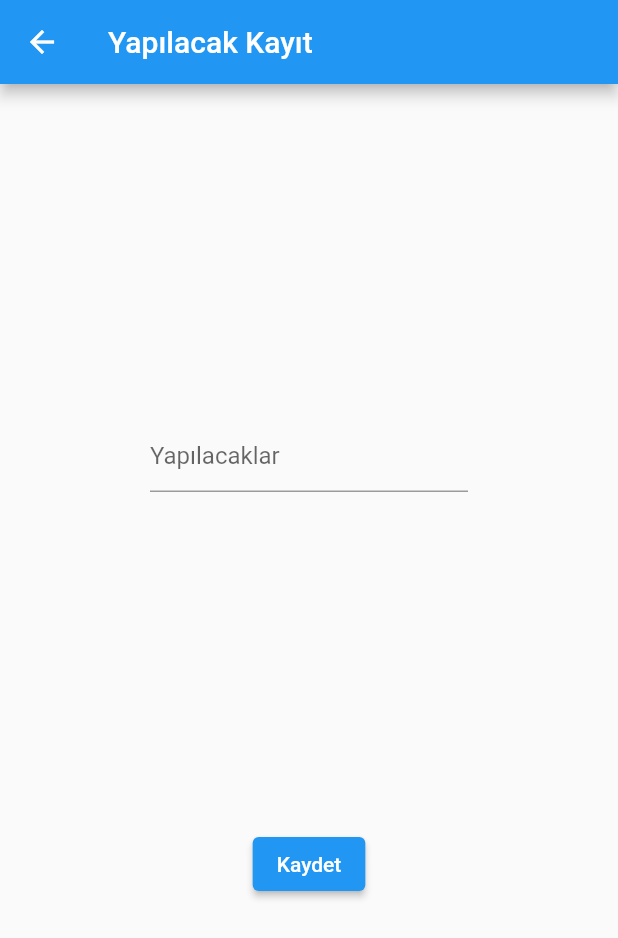
After one commit to HopeCoding/FlutterBootCamp, a Flutter app: the screen it shows after launch, after a tap on the "search" icon, after a tap on the "add" icon, on a phone screen of 412 x 824 dp. The commit adds this screen. Shown: the top 938 px of the screen. Run offline on Flutter 3.47's test engine with Material 2 defaults, Android fonts, the phone set to English and light mode, and no system bars; our stand-ins replace flutter_bloc, math_expressions, sqflite; accounts and stored records are empty; network calls fail; statements that could not run were skipped.

Commit message:
Homework 7 toDo uygulaması

```diff
--- /dev/null
+++ b/lib/homeworks/h6/data/entity/yapilacaklar.dart
@@ -0,0 +1,7 @@
+class toDos{
+
+  int id;
+  String name;
+
+  toDos({required this.id,required this.name});
+}
--- /dev/null
+++ b/lib/homeworks/h6/data/sqlite/db_toDo.dart
@@ -0,0 +1,29 @@
+import 'dart:io';
+import 'dart:typed_data';
+
+import 'package:flutter/services.dart';
+import 'package:path/path.dart';
+import 'package:sqflite/sqflite.dart';
+
+class DbToDos {
+
+  // Veritabanı vb diye kısalttık
+  static final String dbAdi = "yapilacaklar.sqlite";
+
+  static Future<Database> dbErisim() async{
+    String dbYolu = join(await getDatabasesPath(),dbAdi);
+
+    if(await databaseExists(dbYolu)){
+      print("Veritabanı zaten var.");
+    }else{
+      ByteData data = await rootBundle.load("veritabanı/yapilacaklar.sqlite");
+      List<int> bytes = data.buffer.asUint8List(data.offsetInBytes,data.lengthInBytes);
+      await File(dbYolu).writeAsBytes(bytes,flush: true);
+      print("Veritabanı kopyalandı.");
+    }
+
+    return openDatabase(dbYolu);
+
+  }
+
+}
--- /dev/null
+++ b/lib/homeworks/h6/ui/cubit/toDo_detail_cubit.dart
@@ -0,0 +1,13 @@
+import 'package:dart_lessons/homeworks/h6/data/repo/yapilacakdao_repo.dart';
+import 'package:flutter_bloc/flutter_bloc.dart';
+
+class toDoDetailCubit extends Cubit<void>{
+
+  toDoDetailCubit():super(0);
+
+  var tdRepo=toDosRepo();
+
+  Future<void> update(int id,String name)async{
+    await tdRepo.update(id,name);
+  }
+}
--- /dev/null
+++ b/lib/homeworks/h6/ui/cubit/toDo_mainpage_cubit.dart
@@ -0,0 +1,35 @@
+import 'package:dart_lessons/homeworks/h6/data/entity/yapilacaklar.dart';
+import 'package:flutter_bloc/flutter_bloc.dart';
+
+import '../../data/repo/yapilacakdao_repo.dart';
+
+class MainPageToDoCubit extends Cubit<List<toDos>> {
+
+
+  MainPageToDoCubit() :super(<toDos>[]);
+
+  var tdrepo = toDosRepo();
+
+  Future<void> refresh() async {
+
+    var liste = await tdrepo.refresh();
+
+    emit(liste);
+
+  }
+
+  Future<void> search(String aranan) async {
+    var liste = await tdrepo.search(aranan);
+
+    emit(liste);
+
+  }
+
+  Future <void> delete(int id) async{
+    await tdrepo.delete(id);
+
+    await refresh();
+
+  }
+
+}
--- /dev/null
+++ b/lib/homeworks/h6/ui/cubit/toDo_regist_cubit.dart
@@ -0,0 +1,14 @@
+import 'package:dart_lessons/homeworks/h6/data/repo/yapilacakdao_repo.dart';
+import 'package:flutter_bloc/flutter_bloc.dart';
+
+class toDoRegistCubit extends Cubit<void>{
+
+  toDoRegistCubit():super(0);
+
+  var tdrepo=toDosRepo();
+
+  Future<void> save(String name) async {
+    await tdrepo.save(name);
+  }
+
+}
--- /dev/null
+++ b/lib/homeworks/h6/ui/screen/toDo_mainpage.dart
@@ -0,0 +1,125 @@
+import 'package:dart_lessons/homeworks/h6/data/entity/yapilacaklar.dart';
+import 'package:dart_lessons/homeworks/h6/ui/cubit/toDo_mainpage_cubit.dart';
+import 'package:dart_lessons/homeworks/h6/ui/screen/toDo_detail.dart';
+import 'package:dart_lessons/homeworks/h6/ui/screen/toDo_regist.dart';
+import 'package:flutter/material.dart';
+import 'package:flutter_bloc/flutter_bloc.dart';
+
+class MainpagetoDo extends StatefulWidget {
+  const MainpagetoDo({Key? key}) : super(key: key);
+
+  @override
+  State<MainpagetoDo> createState() => _MainpagetoDoState();
+}
+
+class _MainpagetoDoState extends State<MainpagetoDo> {
+
+  bool searchInActive= false;
+
+  @override
+  void initState() {
+    super.initState();
+    context.read<MainPageToDoCubit>().refresh();
+  }
+
+  @override
+  Widget build(BuildContext context) {
+    return Scaffold(
+      appBar: AppBar(
+        title: searchInActive
+            ? TextField(
+          decoration:
+          const InputDecoration(hintText: "Aramak için yazınız"),
+          onChanged: (searchData) {
+            context.read<MainPageToDoCubit>().search(searchData);
+          },
+        )
+            : const Text("Yapılacaklar"),
+        actions: [
+          searchInActive
+              ? IconButton(
+              onPressed: () {
+                setState(() {
+                  searchInActive = false;
+                  context.read<MainPageToDoCubit>().refresh();
+                });
+              },
+              icon: const Icon(Icons.clear))
+              : IconButton(
+              onPressed: () {
+                setState(() {
+                  searchInActive = true;
+                });
+              },
+              icon: const Icon(Icons.search)),
+        ],
+      ),
+      body: BlocBuilder<MainPageToDoCubit, List<toDos>>(
+        builder: (context, toDoList) {
+          if (toDoList.isNotEmpty) {
+            return ListView.builder(
+              itemCount: toDoList.length,
+              itemBuilder: (context, index) {
+                var toDo = toDoList[index];
+                return GestureDetector(
+                  onTap: () {
+                    Navigator.push(
+                        context,
+                        MaterialPageRoute(
+                            builder: (context) => ToDoDetailPage(
+                                toDo: toDo,))).then((value)
+                    { context.read<MainPageToDoCubit>().refresh(); });
+                  },
+                  child: Card(
+                    child: Row(
+                      children: [
+                        Padding(
+                          padding: const EdgeInsets.all(8.0),
+                          child: Text("${toDo.name}"),
+                        ),
+                        Spacer(),
+                        IconButton(
+                            onPressed: () {
+                              ScaffoldMessenger.of(context).showSnackBar(
+                                SnackBar(
+                                  content: Text("${toDo.name} silinsin mi ?"),
+                                  action: SnackBarAction(
+                                    label: "Evet",
+                                    onPressed: () {
+                                      context
+                                          .read<MainPageToDoCubit>()
+                                          .delete(toDo.id);
+                                    },
+                                  ),
+                                ),
+                              );
+                            },
+                            icon: Icon(
+                              Icons.delete_outline,
+                              color: Colors.black54,
+                            )),
+                      ],
+                    ),
+                  ),
+                );
+              },
+            );
+          } else {
+            return const Center();
+          }
+        },
+      ),
+      floatingActionButton: FloatingActionButton(
+        onPressed: () {
+          Navigator.push(
+              context,
+              MaterialPageRoute(
+                  builder: (context) => ToDoRegistPage())).then((value)
+          { context.read<MainPageToDoCubit>().refresh(); });
+        },
+        child: const Icon(Icons.add_sharp),
+      ),
+
+    );
+  }
+}
--- /dev/null
+++ b/lib/homeworks/h6/ui/screen/toDo_regist.dart
@@ -0,0 +1,41 @@
+import 'package:dart_lessons/homeworks/h6/ui/cubit/toDo_regist_cubit.dart';
+import 'package:flutter/material.dart';
+import 'package:flutter_bloc/flutter_bloc.dart';
+
+class ToDoRegistPage extends StatefulWidget {
+  const ToDoRegistPage({Key? key}) : super(key: key);
+
+  @override
+  State<ToDoRegistPage> createState() => _ToDoRegistPageState();
+}
+
+class _ToDoRegistPageState extends State<ToDoRegistPage> {
+
+  var tf_id = TextEditingController();
+  var tf_name = TextEditingController();
+
+  @override
+  Widget build(BuildContext context) {
+    return Scaffold(
+      appBar: AppBar(
+        title: const Text("Yapılacak Kayıt"),
+      ),
+      body: Center(
+        child: Padding(
+          padding: const EdgeInsets.only(left: 100,right: 100),
+          child: Column(
+            mainAxisAlignment: MainAxisAlignment.spaceEvenly,
+            children: [
+              TextField(controller: tf_name,decoration: const InputDecoration(hintText: "Yapılacaklar"),),
+              ElevatedButton(onPressed: (){
+                context.read<toDoRegistCubit>().save(tf_name.text);
+              }, child: const Text("Kaydet")),
+
+            ],
+          ),
+        ),
+      ),
+
+    );
+  }
+}
--- a/lib/main.dart
+++ b/lib/main.dart
@@ -1,16 +1,27 @@
 import 'package:dart_lessons/GridView/filmler_sayfa.dart';
 import 'package:dart_lessons/ListView/yemekler_sayfa.dart';
+import 'package:dart_lessons/block_pattern/main_block_pattern.dart';
+import 'package:dart_lessons/block_pattern/main_cubit.dart';
 import 'package:dart_lessons/design_work/mainpage.dart';
 import 'package:dart_lessons/homeworks/h3/homework3.dart';
 import 'package:dart_lessons/homeworks/h4/homework4.dart';
 import 'package:dart_lessons/homeworks/h5/calculator.dart';
+import 'package:dart_lessons/homeworks/h6/ui/cubit/toDo_detail_cubit.dart';
+import 'package:dart_lessons/homeworks/h6/ui/cubit/toDo_mainpage_cubit.dart';
+import 'package:dart_lessons/homeworks/h6/ui/cubit/toDo_regist_cubit.dart';
+import 'package:dart_lessons/homeworks/h6/ui/screen/toDo_mainpage.dart';
+import 'package:dart_lessons/kisiler_uygulamasi/ui/cubit/mainpage_cubit.dart';
+import 'package:dart_lessons/kisiler_uygulamasi/ui/cubit/person_detail_cubit.dart';
+import 'package:dart_lessons/kisiler_uygulamasi/ui/cubit/person_regist_cubit.dart';
 import 'package:dart_lessons/kisiler_uygulamasi/ui/screen/mainpagePerson.dart';
+import 'package:dart_lessons/kisiler_uygulamasi/ui/screen/person_registration.dart';
 import 'package:dart_lessons/page_tabs/bottom_page.dart';
 import 'package:dart_lessons/page_tabs/drawer_page.dart';
 import 'package:dart_lessons/page_tabs/tabs_sayfa.dart';
 import 'package:dart_lessons/widgets/mainpageWidget.dart';
 import 'package:dart_lessons/work_structure/mainpagegame.dart';
 import 'package:flutter/material.dart';
+import 'package:flutter_bloc/flutter_bloc.dart';
 
 void main() {
   runApp(const MyApp());
@@ -21,14 +32,35 @@ class MyApp extends StatelessWidget {
 
   @override
   Widget build(BuildContext context) {
-    return MaterialApp(
-      title: '',
-      debugShowCheckedModeBanner: false,
-      theme: ThemeData(
+    return MultiBlocProvider(
+      providers: [
+        BlocProvider(create: (context) => PersonRegistCubit()),
+        BlocProvider(create: (context) => PersonDetailCubit()),
+        BlocProvider(create: (context) => MainPageCubit()),
+        BlocProvider(create: (context) => MainPagePersonCubit()),
+        BlocProvider(create: (context) => MainPageToDoCubit()),
+        BlocProvider(create: (context) => toDoDetailCubit()),
+        BlocProvider(create: (context) => toDoRegistCubit()),
 
-        primarySwatch: Colors.blue,
+      ],
+      child: MaterialApp(
+        title: '',
+        debugShowCheckedModeBanner: false,
+        theme: ThemeData(
+
+          primarySwatch: Colors.blue,
+        ),
+        home: MainpagetoDo(),
       ),
-      home: const DrawerPage()
     );
   }
 }
+
+
+/*
+    return MultiBlocProvider(
+      providers: [
+        BlocProvider(create: (context) => MainPageCubit()) // blockpattern Main Cubit kısmı.
+      ],
+
+ */
```
Also changed, not shown: lib/homeworks/h6/data/repo/yapilacakdao_repo.dart (added, +59 -0 lines), lib/homeworks/h6/ui/screen/toDo_detail.dart (added, +55 -0 lines), 1 other file.
